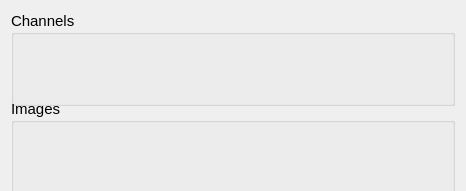
Above: code/display/QtViewer/AnimatorHolder.ui from radio-astro/casa before the change. Below: the same form after it.
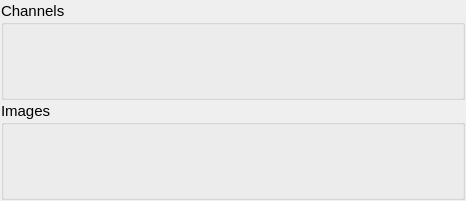
That is the form after the change.

Commit message: New Development: Yes             JIRA Issue: No         Ready for Test: Yes      Interface Changes: No What Interface Changed: Please list interface changes          Test Programs: List test programs   Put in Release Notes: No              Module(s): Module Names change impacts.            Description: Viewer/Animator enhancements requested by Juergan 1.	Ability to limit the range of the movie. 2.      Ability to 'rock'n roll' the animator.

Patch:
```diff
--- a/code/display/QtViewer/AnimatorHolder.ui
+++ b/code/display/QtViewer/AnimatorHolder.ui
@@ -7,7 +7,7 @@
     <x>0</x>
     <y>0</y>
     <width>466</width>
-    <height>191</height>
+    <height>201</height>
    </rect>
   </property>
   <property name="sizePolicy">
@@ -19,13 +19,19 @@
   <property name="minimumSize">
    <size>
     <width>130</width>
-    <height>176</height>
+    <height>200</height>
    </size>
   </property>
   <property name="windowTitle">
    <string/>
   </property>
   <layout class="QVBoxLayout" name="verticalLayout">
+   <property name="spacing">
+    <number>1</number>
+   </property>
+   <property name="margin">
+    <number>1</number>
+   </property>
    <item>
     <widget class="QGroupBox" name="channelGroupBox">
      <property name="sizePolicy">
```
The commit also changes 9 other files.
